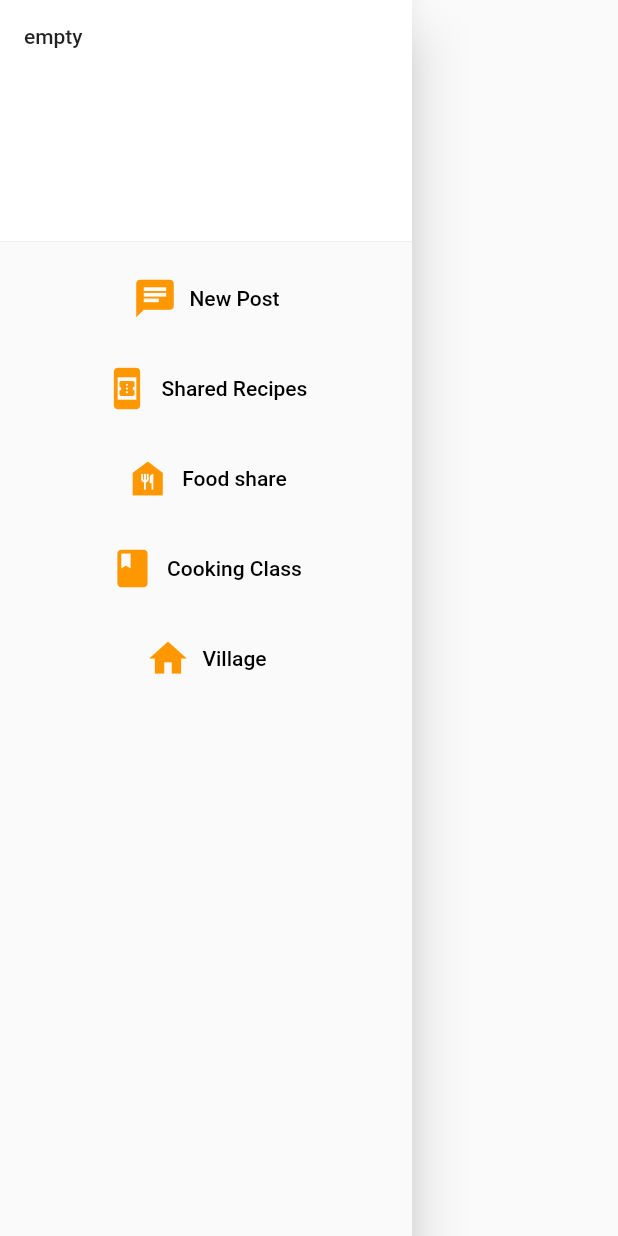
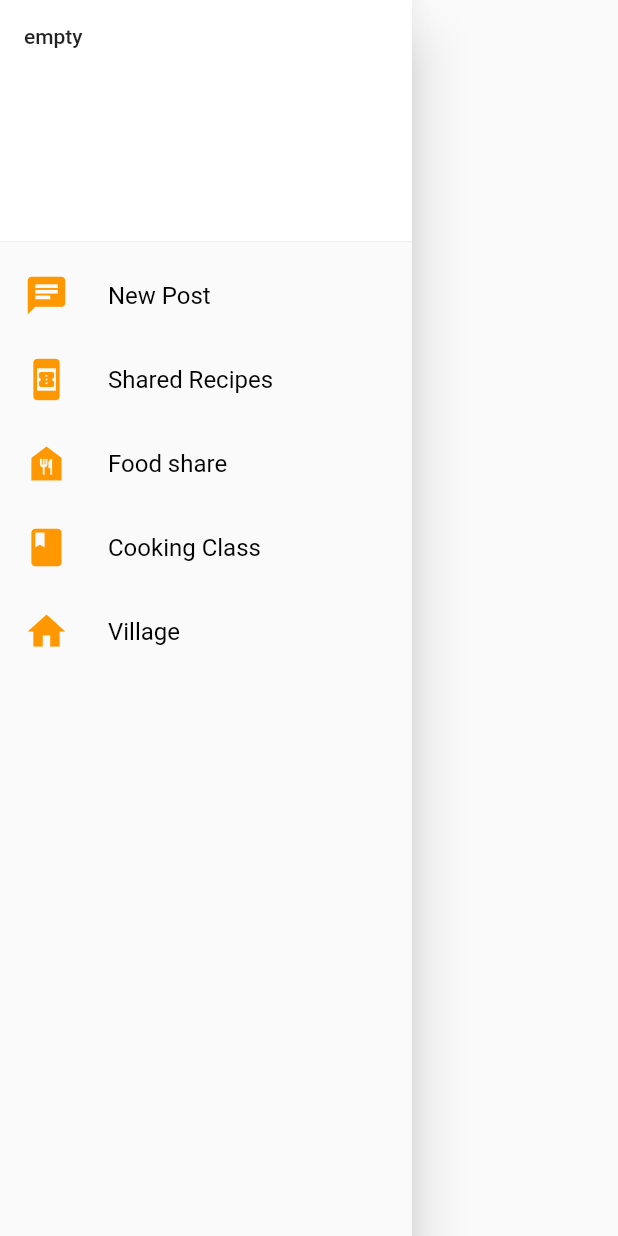
Before and after one commit to URI-WE/NeighborChef-App, a Flutter app: what sideBar() shows on an empty page, opened directly, on a phone screen of 412 x 824 dp. Run offline on Flutter 3.47's test engine with Material 2 defaults, Android fonts, the phone set to English and light mode, and no system bars.

Commit message:
기존 sizedbox 에서 titleList로 변경하여 위잿 정렬

```diff
--- a/lib/widgets/sidebar/sidebar.dart
+++ b/lib/widgets/sidebar/sidebar.dart
@@ -17,7 +17,7 @@ Widget sideBar(BuildContext context) {
     child: Drawer(
       child: ListView(
         padding: EdgeInsets.zero,
-        children: [
+        children: <Widget>[
           const DrawerHeader(
             decoration: BoxDecoration(color: Colors.white),
             child: Text('empty'),
@@ -42,22 +42,18 @@ Widget sideBar(BuildContext context) {
 
 Widget navigationButton(BuildContext context,
     {var buttonname = 'None Button', icon = Icons.error, var id = ''}) {
-  return SizedBox(
-    width: 400,
-    height: 60,
-    child: TextButton.icon(
-      icon: Icon(
-        (icon),
+  return ListTile(
+    leading: Icon(
+      icon,
       size: 30,
       color: Colors.orange,
     ),
-      label: Text(
+    title: Text(
       buttonname,
       style: TextStyle(color: Colors.black),
     ),
-      onPressed: () {
+    onTap: () {
       Navigator.push(context, MaterialPageRoute(builder: (context) => id));
     },
-    ),
   );
 }
```
Lines whose indentation alone changed are shown as unchanged.
